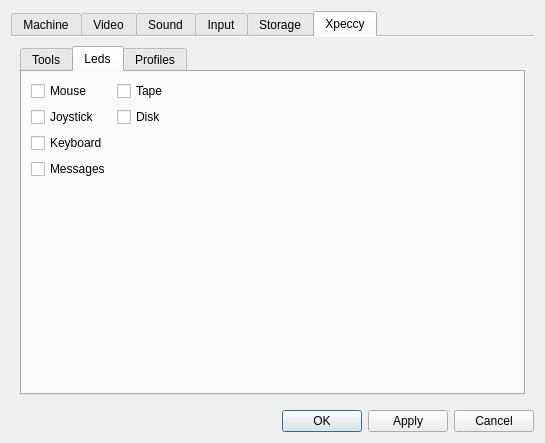
samstyle/Xpeccy, file ui/setupwin.ui: the form before one commit.
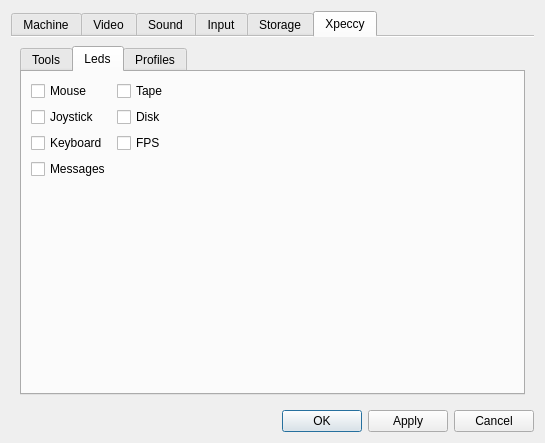
The form after the commit. The open tabs and pages were chosen to show the change. Icons and pictures are not drawn. Custom widgets are drawn as their Qt base class.

The edit to the form file:
```diff
--- a/ui/setupwin.ui
+++ b/ui/setupwin.ui
@@ -2939,6 +2939,13 @@
                  </property>
                 </widget>
                </item>
+               <item row="2" column="1">
+                <widget class="QCheckBox" name="cbFpsLed">
+                 <property name="text">
+                  <string>FPS</string>
+                 </property>
+                </widget>
+               </item>
               </layout>
              </item>
              <item>
```
